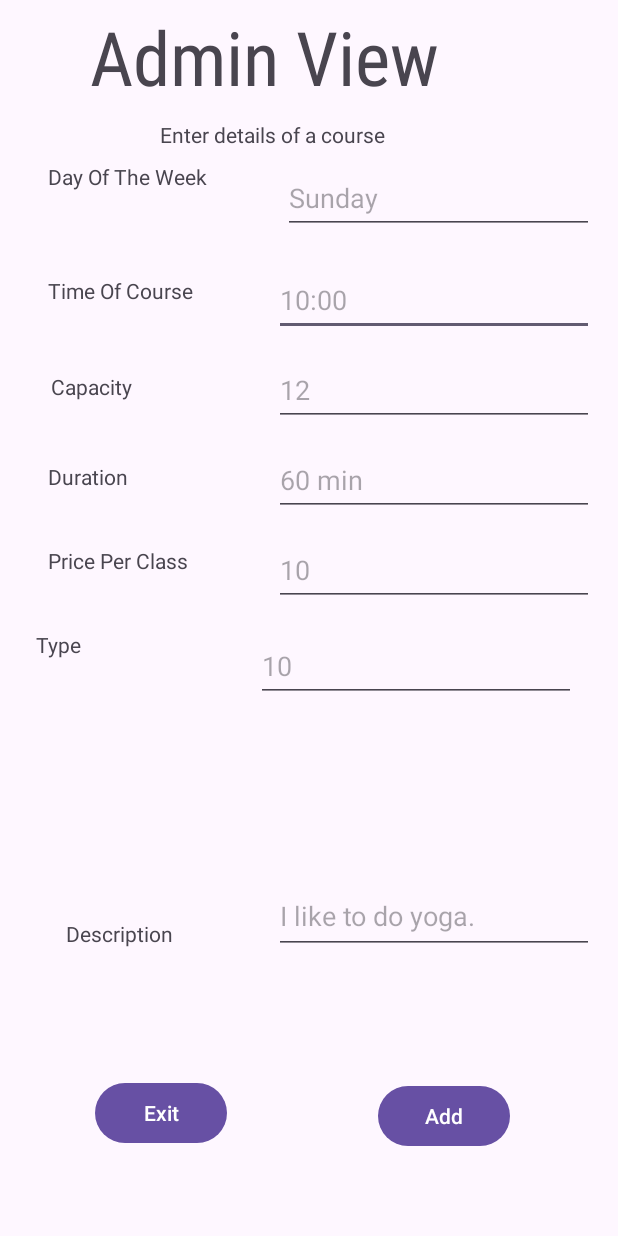
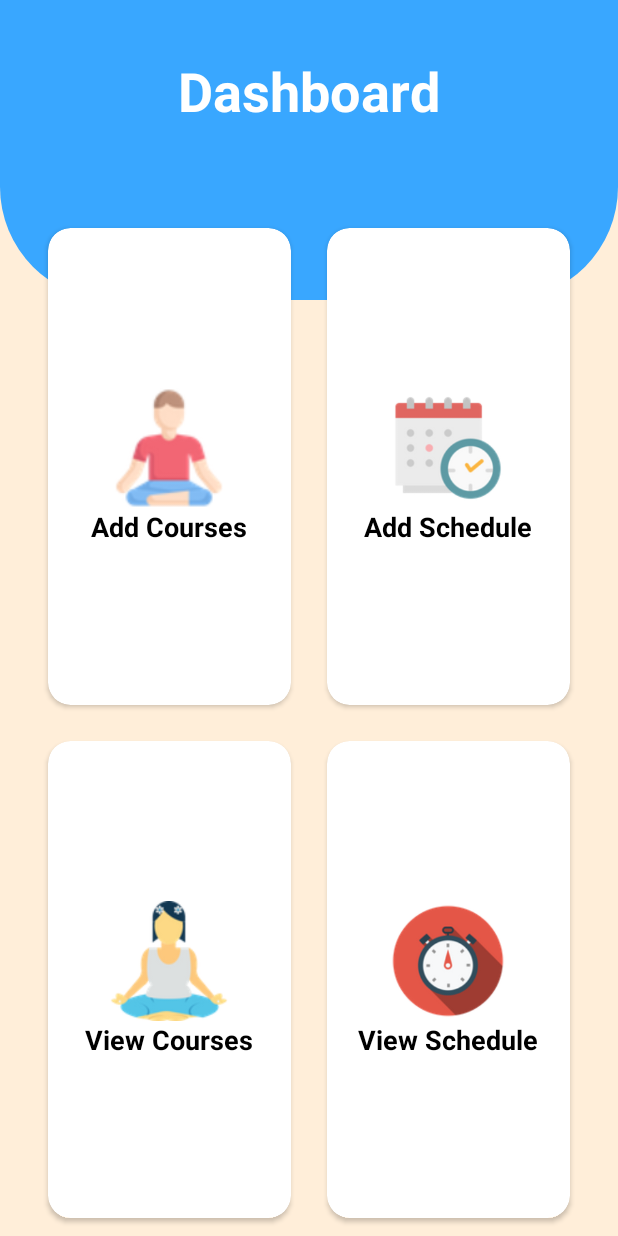
Before and after one commit to ComEngAlishba/YogaApp, an Android app: the screen it shows after launch (MainActivity before the commit, HomePage after it), on a phone screen of 412 x 824 dp. Run offline under Robolectric (Android 15) with nearby library versions, the phone set to English and light mode, and no system bars.

Commit message:
Dashboard and Class Instance
Fully functioning dashboard is made, UI for adding schedule is made, work with the database is remaining

```diff
--- /dev/null
+++ b/UniversalYogaApp/app/src/main/java/com/example/universalyogaapp/HomePage.java
@@ -0,0 +1,66 @@
+package com.example.universalyogaapp;
+
+import static com.example.universalyogaapp.R.id.courseAdd;
+
+import androidx.appcompat.app.AppCompatActivity;
+import androidx.cardview.widget.CardView;
+
+import android.annotation.SuppressLint;
+import android.content.Intent;
+import android.os.Bundle;
+import android.view.View;
+
+public class HomePage extends AppCompatActivity {
+
+    public CardView addCourse, addSchedule, viewCourse, viewSchedule;
+    @SuppressLint("MissingInflatedId")
+    @Override
+    protected void onCreate(Bundle savedInstanceState) {
+        super.onCreate(savedInstanceState);
+        setContentView(R.layout.activity_home_page);
+
+        addCourse = findViewById(courseAdd);
+        addSchedule = findViewById(R.id.scheduleAdd);
+        viewCourse = findViewById(R.id.courseView);
+        viewSchedule = findViewById(R.id.scheduleView);
+
+        //for addCourse
+        addCourse.setOnClickListener(new View.OnClickListener() {
+            @Override
+            public void onClick(View v) {
+                // Start the next activity
+                Intent intent = new Intent(HomePage.this, MainActivity.class);
+                startActivity(intent);
+            }
+        });
+
+        //for addSchedule
+        addSchedule.setOnClickListener(new View.OnClickListener() {
+            @Override
+            public void onClick(View v) {
+                Intent intent = new Intent(HomePage.this, ClassInstance.class);
+                startActivity(intent);
+            }
+        });
+        //for viewing course
+        viewCourse.setOnClickListener(new View.OnClickListener() {
+            @Override
+            public void onClick(View v) {
+                Intent intent = new Intent(HomePage.this, MainActivity.class);
+                startActivity(intent);
+            }
+        });
+        //for viewing schedule
+        viewSchedule.setOnClickListener(new View.OnClickListener() {
+            @Override
+            public void onClick(View v) {
+                Intent intent = new Intent(HomePage.this, MainActivity.class);
+                startActivity(intent);
+            }
+        });
+
+
+    }
+
+
+}
--- /dev/null
+++ b/UniversalYogaApp/app/src/main/res/drawable/background_view.xml
@@ -0,0 +1,10 @@
+<?xml version="1.0" encoding="utf-8"?>
+<shape xmlns:android="http://schemas.android.com/apk/res/android">
+    <corners
+        android:bottomRightRadius="75dp"
+        android:bottomLeftRadius="75dp"/>
+
+    <solid
+        android:color="@color/colorPrimaryDark"/>
+
+</shape>
--- /dev/null
+++ b/UniversalYogaApp/app/src/main/res/layout/activity_home_page.xml
@@ -0,0 +1,162 @@
+<?xml version="1.0" encoding="utf-8"?>
+<RelativeLayout xmlns:android="http://schemas.android.com/apk/res/android"
+    xmlns:app="http://schemas.android.com/apk/res-auto"
+    xmlns:tools="http://schemas.android.com/tools"
+    android:background="@color/beige"
+    android:layout_width="match_parent"
+    android:layout_height="match_parent"
+    tools:context=".HomePage">
+
+    <View
+        android:id="@+id/top_view"
+        android:layout_width="match_parent"
+        android:layout_height="200dp"
+        android:background="@drawable/background_view"/>
+    <GridLayout
+        android:layout_width="match_parent"
+        android:layout_height="match_parent"
+        android:rowCount="3"
+        android:columnCount="2"
+        android:layout_marginTop="-60dp"
+        android:layout_marginLeft="20dp"
+        android:layout_marginRight="20dp"
+        android:layout_below="@+id/top_view">
+        <androidx.cardview.widget.CardView
+            android:id="@+id/courseAdd"
+            android:layout_height="150dp"
+            android:layout_width="150dp"
+            android:layout_margin="12dp"
+            android:layout_columnWeight="1"
+            android:layout_rowWeight="1"
+            android:layout_row="1"
+            android:layout_column="0"
+            app:cardCornerRadius="15dp"
+            android:elevation="12dp">
+            <LinearLayout
+                android:layout_width="match_parent"
+                android:layout_height="match_parent"
+                android:orientation="vertical"
+                android:gravity="center">
+                <ImageView
+                    android:layout_width="80dp"
+                    android:layout_height="80dp"
+                    android:src="@drawable/yogapose"
+                    android:layout_gravity="center_horizontal"/>
+                <TextView
+                    android:layout_width="wrap_content"
+                    android:layout_height="wrap_content"
+                    android:text="@string/add_courses"
+                    android:layout_gravity="center_horizontal"
+                    android:textSize="18sp"
+                    android:textStyle="bold"
+                    android:textColor="@color/black"/>
+            </LinearLayout>
+        </androidx.cardview.widget.CardView>
+        <androidx.cardview.widget.CardView
+            android:id="@+id/scheduleAdd"
+            android:layout_height="150dp"
+            android:layout_width="150dp"
+            android:layout_margin="12dp"
+            android:layout_columnWeight="1"
+            android:layout_rowWeight="1"
+            android:layout_row="1"
+            android:layout_column="1"
+            app:cardCornerRadius="15dp"
+            android:elevation="12dp">
+            <LinearLayout
+                android:layout_width="match_parent"
+                android:layout_height="match_parent"
+                android:orientation="vertical"
+                android:gravity="center">
+                <ImageView
+                    android:layout_width="80dp"
+                    android:layout_height="80dp"
+                    android:src="@drawable/schedule"
+                    android:layout_gravity="center_horizontal"/>
+                <TextView
+                    android:layout_width="wrap_content"
+                    android:layout_height="wrap_content"
+                    android:text="@string/add_schedule"
+                    android:layout_gravity="center_horizontal"
+                    android:textSize="18sp"
+                    android:textStyle="bold"
+                    android:textColor="@color/black"/>
+            </LinearLayout>
+        </androidx.cardview.widget.CardView>
+        <androidx.cardview.widget.CardView
+            android:id="@+id/courseView"
+            android:layout_height="150dp"
+            android:layout_width="150dp"
+            android:layout_margin="12dp"
+            android:layout_columnWeight="1"
+            android:layout_rowWeight="1"
+            android:layout_row="2"
+            android:layout_column="0"
+            app:cardCornerRadius="15dp"
+            android:elevation="12dp">
+            <LinearLayout
+                android:layout_width="match_parent"
+                android:layout_height="match_parent"
+                android:orientation="vertical"
+                android:gravity="center">
+                <ImageView
+                    android:layout_width="80dp"
+                    android:layout_height="80dp"
+                    android:src="@drawable/yoga"
+                    android:layout_gravity="center_horizontal"/>
+                <TextView
+                    android:layout_width="wrap_content"
+                    android:layout_height="wrap_content"
+                    android:text="@string/view_courses"
+                    android:layout_gravity="center_horizontal"
+                    android:textSize="18sp"
+                    android:textStyle="bold"
+                    android:textColor="@color/black"/>
+            </LinearLayout>
+        </androidx.cardview.widget.CardView>
+        <androidx.cardview.widget.CardView
+            android:id="@+id/scheduleView"
+            android:layout_height="150dp"
+            android:layout_width="150dp"
+            android:layout_margin="12dp"
+            android:layout_columnWeight="1"
+            android:layout_rowWeight="1"
+            android:layout_row="2"
+            android:layout_column="1"
+            app:cardCornerRadius="15dp"
+            android:elevation="12dp">
+            <LinearLayout
+                android:layout_width="match_parent"
+                android:layout_height="match_parent"
+                android:orientation="vertical"
+                android:gravity="center">
+                <ImageView
+                    android:layout_width="80dp"
+                    android:layout_height="80dp"
+                    android:src="@drawable/time"
+                    android:layout_gravity="center_horizontal"/>
+                <TextView
+                    android:layout_width="wrap_content"
+                    android:layout_height="wrap_content"
+                    android:text="@string/view_schedule"
+                    android:layout_gravity="center_horizontal"
+                    android:textSize="18sp"
+                    android:textStyle="bold"
+                    android:textColor="@color/black"/>
+            </LinearLayout>
+        </androidx.cardview.widget.CardView>
+
+    </GridLayout>
+
+    <TextView
+        android:id="@+id/textView5"
+        android:layout_width="wrap_content"
+        android:layout_height="wrap_content"
+        android:text="Dashboard"
+        android:textColor="@color/white"
+        android:textSize="36sp"
+        android:textStyle="bold"
+        android:layout_marginTop="36dp"
+        android:layout_centerHorizontal="true"/>
+
+</RelativeLayout>
--- a/UniversalYogaApp/app/src/main/res/values/colors.xml
+++ b/UniversalYogaApp/app/src/main/res/values/colors.xml
@@ -3,5 +3,13 @@
     <color name="black">#FF000000</color>
     <color name="red">#FF0000</color>
     <color name="green">#008000</color>
-    <color name="white">#FFFFFFFF</color>
+    <color name="purple">#FF673AB7</color>
+
+    <!--Colors to be used in the project-->
+    <color name="colorPrimary">#87C4FF</color>
+    <color name="colorPrimaryDark">#39A7FF</color>
+    <color name="colorAccent">#E0F4FF</color>
+    <color name="beige">#FFEED9</color>
+    <color name="white">#FFFFFF</color>
+
 </resources>
--- a/UniversalYogaApp/app/src/main/res/values/strings.xml
+++ b/UniversalYogaApp/app/src/main/res/values/strings.xml
@@ -48,4 +48,17 @@
         libero vel nunc consequat, quis tincidunt nisl eleifend. Cras bibendum enim a justo luctus
         vestibulum. Fusce dictum libero quis erat maximus, vitae volutpat diam dignissim.
     </string>
+    <string name="add">Add</string>
+    <string name="comment">Comment:</string>
+    <string name="name_of_teacher">Name of Teacher:</string>
+    <string name="date">Date:</string>
+    <string name="name_of_course">Name of Course:</string>
+    <string name="select_date">DD/MM/YYYY</string>
+    <string name="name_of_a_teacher">Name of a teacher</string>
+    <string name="any_comment_you_want_to_leave">any comment you want to leave</string>
+    <string name="menu">Menu</string>
+    <string name="view_schedule">View Schedule</string>
+    <string name="view_courses">View Courses</string>
+    <string name="add_courses">Add Courses</string>
+    <string name="add_schedule">Add Schedule</string>
 </resources>
```
Also changed, not shown: UniversalYogaApp/app/src/main/AndroidManifest.xml (+9 -2 lines), UniversalYogaApp/app/src/main/java/com/example/universalyogaapp/ClassInstance.java (added, +37 -0 lines), UniversalYogaApp/app/src/main/res/layout/activity_class_instance.xml (added, +132 -0 lines), UniversalYogaApp/app/src/main/res/drawable/schedule.png (added), UniversalYogaApp/app/src/main/res/drawable/time.png (added), UniversalYogaApp/app/src/main/res/drawable/yoga.png (added), UniversalYogaApp/app/src/main/res/drawable/yogapose.png (added), 519 other files.
